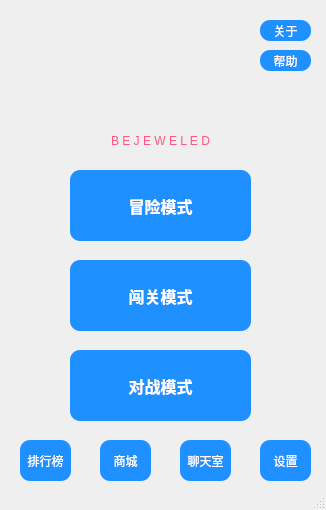
This is start.ui in Nahjs/Bejeweled as Qt 5 draws it before an edit. The edited form follows.
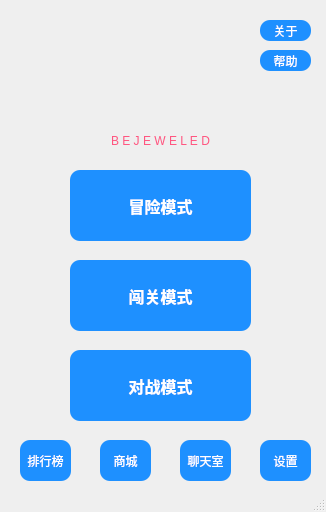
This is the edited form. Icons and pictures are not drawn.

Diff of the .ui file:
```diff
--- a/start.ui
+++ b/start.ui
@@ -7,7 +7,7 @@
     <x>0</x>
     <y>0</y>
     <width>326</width>
-    <height>510</height>
+    <height>512</height>
    </rect>
   </property>
   <property name="windowTitle">
```
